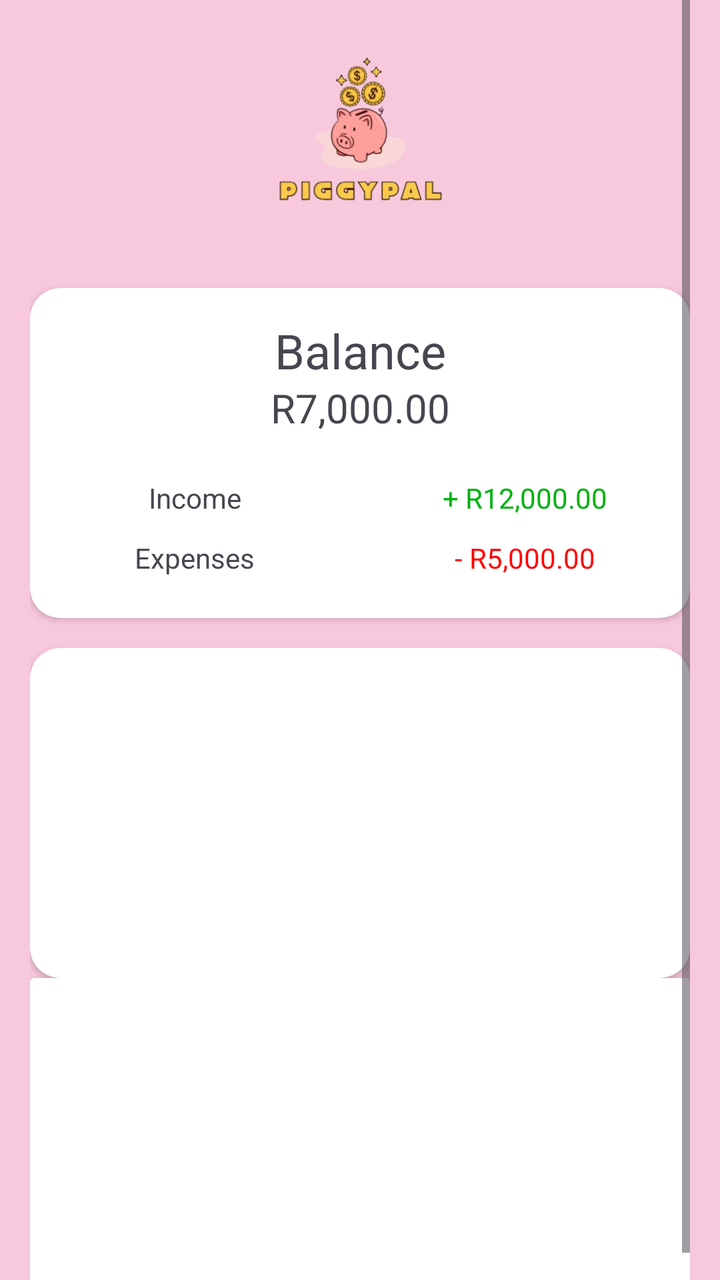
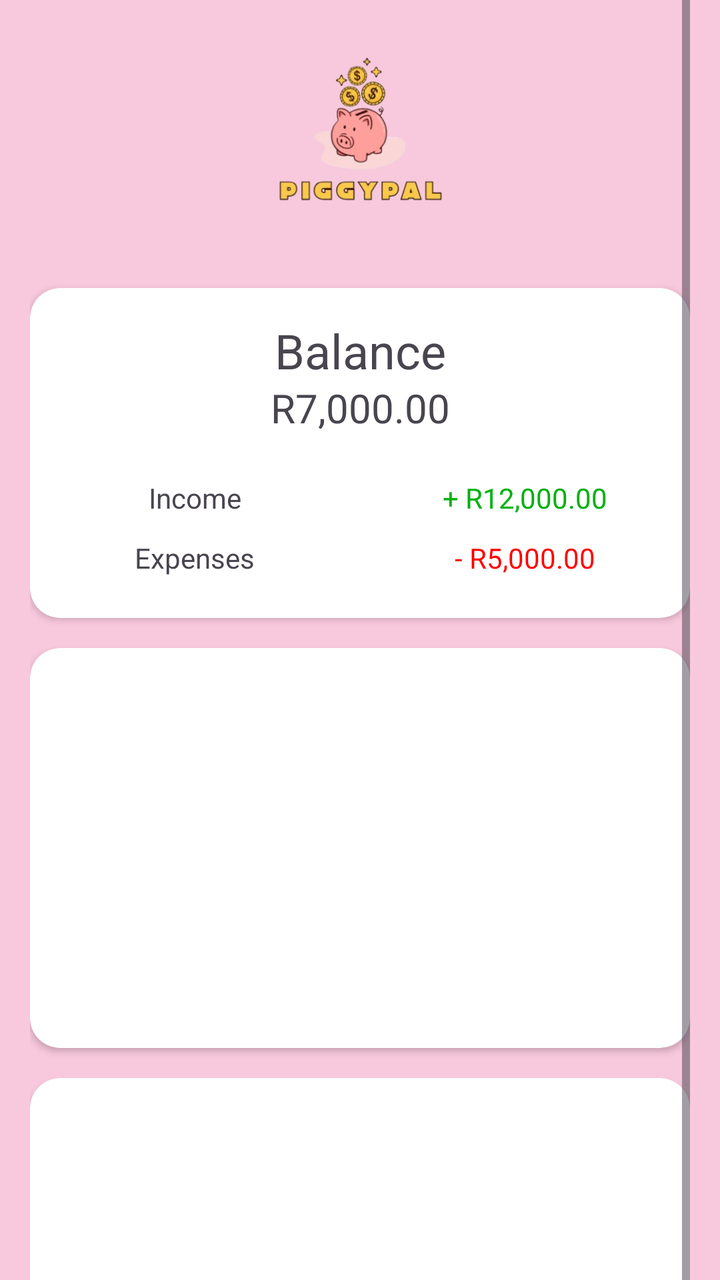

Compare the two renders of this Android layout. The source of the first and the diff that turns it into the second are given below.
<!-- AndroidManifest.xml: application theme Theme.PiggyApp -->
<!-- res/layout/activity_home.xml -->
<?xml version="1.0" encoding="utf-8"?>
<androidx.constraintlayout.widget.ConstraintLayout xmlns:android="http://schemas.android.com/apk/res/android"
    xmlns:app="http://schemas.android.com/apk/res-auto"
    xmlns:tools="http://schemas.android.com/tools"
    android:id="@+id/main"
    android:layout_width="match_parent"
    android:layout_height="match_parent"
    android:background="@color/piggy_pink"
    tools:context=".HomeActivity">

    <LinearLayout
        android:id="@+id/linearLayout"
        android:layout_width="wrap_content"
        android:layout_height="match_parent"
        android:gravity="center_horizontal"
        android:orientation="vertical"
        app:layout_constraintEnd_toEndOf="parent"
        app:layout_constraintStart_toStartOf="parent"
        app:layout_constraintTop_toTopOf="parent">

        <ScrollView
            android:layout_width="330dp"
            android:layout_height="wrap_content">

            <LinearLayout
                android:layout_width="match_parent"
                android:layout_height="wrap_content"
                android:orientation="vertical">

                <ImageView
                    android:id="@+id/imgHome"
                    android:layout_width="match_parent"
                    android:layout_height="144dp"
                    app:srcCompat="@drawable/piggypal_logo_name" />

                <androidx.cardview.widget.CardView
                    android:layout_width="match_parent"
                    android:layout_height="165dp"
                    app:cardCornerRadius="15dp">

                    <LinearLayout
                        android:layout_width="match_parent"
                        android:layout_height="match_parent"
                        android:orientation="vertical">

                        <Space
                            android:layout_width="match_parent"
                            android:layout_height="15dp" />

                        <TextView
                            android:id="@+id/txtBalance"
                            android:layout_width="match_parent"
                            android:layout_height="30dp"
                            android:gravity="center_horizontal|center_vertical"
                            android:text="Balance"
                            android:textSize="24sp" />

                        <TextView
                            android:id="@+id/textView13"
                            android:layout_width="match_parent"
                            android:layout_height="30dp"
                            android:gravity="center_horizontal|center_vertical"
                            android:text="R7,000.00"
                            android:textSize="20sp" />

                        <Space
                            android:layout_width="match_parent"
                            android:layout_height="15dp" />

                        <LinearLayout
                            android:layout_width="match_parent"
                            android:layout_height="30dp"
                            android:orientation="horizontal">

                            <TextView
                                android:id="@+id/txtIncome"
                                android:layout_width="165dp"
                                android:layout_height="match_parent"
                                android:gravity="center_horizontal|center_vertical"
                                android:text="Income" />

                            <TextView
                                android:id="@+id/textView11"
                                android:layout_width="165dp"
                                android:layout_height="match_parent"
                                android:layout_weight="1"
                                android:gravity="center_horizontal|center_vertical"
                                android:text="+ R12,000.00"
                                android:textColor="@color/piggy_green" />
                        </LinearLayout>

                        <LinearLayout
                            android:layout_width="match_parent"
                            android:layout_height="30dp"
                            android:orientation="horizontal">

                            <TextView
                                android:id="@+id/txtExpenses"
                                android:layout_width="165dp"
                                android:layout_height="match_parent"
                                android:gravity="center_horizontal|center_vertical"
                                android:text="Expenses" />

                            <TextView
                                android:id="@+id/textView12"
                                android:layout_width="165dp"
                                android:layout_height="match_parent"
                                android:layout_weight="1"
                                android:gravity="center_horizontal|center_vertical"
                                android:text="- R5,000.00"
                                android:textColor="@color/piggy_red" />
                        </LinearLayout>

                        <Space
                            android:layout_width="match_parent"
                            android:layout_height="15dp" />

                    </LinearLayout>

                </androidx.cardview.widget.CardView>

                <Space
                    android:layout_width="match_parent"
                    android:layout_height="15dp" />

                <androidx.cardview.widget.CardView
                    android:layout_width="match_parent"
                    android:layout_height="165dp"
                    app:cardCornerRadius="15dp" />

                <androidx.cardview.widget.CardView
                    android:layout_width="match_parent"
                    android:layout_height="165dp" />
            </LinearLayout>
        </ScrollView>

        <com.google.android.material.bottomnavigation.BottomNavigationView
            android:layout_width="wrap_content"
            android:layout_height="45dp"
            app:labelVisibilityMode="unlabeled"
            app:menu="@menu/navigation_bar" />

    </LinearLayout>

</androidx.constraintlayout.widget.ConstraintLayout>
<!-- resources referenced by this layout -->
<resources>
  <color name="piggy_green">#00B110</color>
  <color name="piggy_pink">#F8C8DC</color>
  <color name="piggy_red">#FF0000</color>
  <!-- drawable piggypal_logo_name: png bitmap (drawable, 54507 bytes) -->
  <style name="Theme.PiggyApp" parent="Base.Theme.PiggyApp" />
  <style name="Base.Theme.PiggyApp" parent="Theme.Material3.DayNight.NoActionBar">
          
          
      </style>
</resources>

<!-- the commit's change to res/layout/activity_home.xml (unified diff, before → after) -->
@@ -10,7 +10,7 @@
 
     <LinearLayout
         android:id="@+id/linearLayout"
-        android:layout_width="wrap_content"
+        android:layout_width="0dp"
         android:layout_height="match_parent"
         android:gravity="center_horizontal"
         android:orientation="vertical"
@@ -20,7 +20,7 @@
 
         <ScrollView
             android:layout_width="330dp"
-            android:layout_height="wrap_content">
+            android:layout_height="687dp">
 
             <LinearLayout
                 android:layout_width="match_parent"
@@ -125,17 +125,30 @@
 
                 <androidx.cardview.widget.CardView
                     android:layout_width="match_parent"
-                    android:layout_height="165dp"
+                    android:layout_height="200dp"
                     app:cardCornerRadius="15dp" />
+
+                <Space
+                    android:layout_width="match_parent"
+                    android:layout_height="15dp" />
 
                 <androidx.cardview.widget.CardView
                     android:layout_width="match_parent"
-                    android:layout_height="165dp" />
+                    android:layout_height="165dp"
+                    app:cardCornerRadius="15dp">
+
+                </androidx.cardview.widget.CardView>
+
+                <Space
+                    android:layout_width="wrap_content"
+                    android:layout_height="15dp" />
+
             </LinearLayout>
         </ScrollView>
 
         <com.google.android.material.bottomnavigation.BottomNavigationView
-            android:layout_width="wrap_content"
+            android:id="@+id/bottomNavView"
+            android:layout_width="match_parent"
             android:layout_height="45dp"
             app:labelVisibilityMode="unlabeled"
             app:menu="@menu/navigation_bar" />
